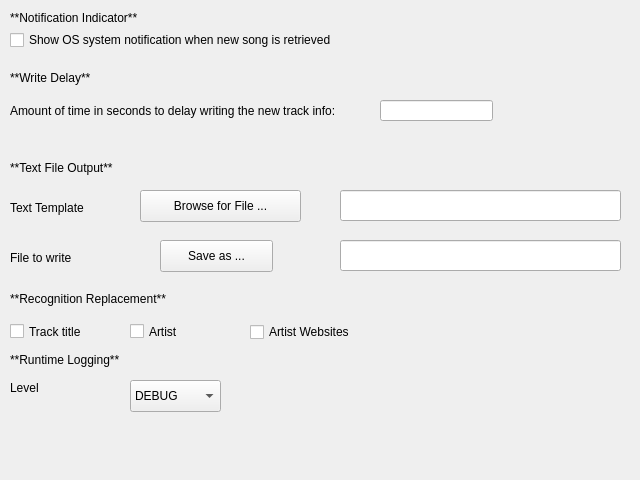
First picture: the form in nowplaying/resources/general_ui.ui, repository e1miran/Now-Playing-Serato, before the edit.
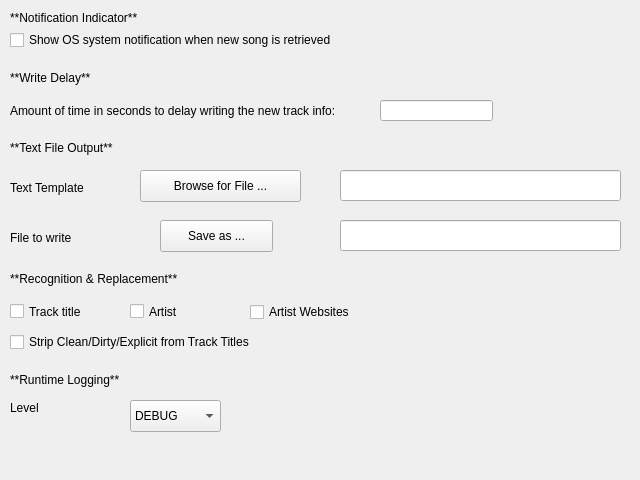
Second picture: the form after the edit.

Diff of the .ui file:
```diff
--- a/nowplaying/resources/general_ui.ui
+++ b/nowplaying/resources/general_ui.ui
@@ -91,7 +91,7 @@
    <property name="geometry">
     <rect>
      <x>10</x>
-     <y>160</y>
+     <y>140</y>
      <width>261</width>
      <height>16</height>
     </rect>
@@ -107,7 +107,7 @@
    <property name="geometry">
     <rect>
      <x>10</x>
-     <y>200</y>
+     <y>180</y>
      <width>111</width>
      <height>16</height>
     </rect>
@@ -120,7 +120,7 @@
    <property name="geometry">
     <rect>
      <x>140</x>
-     <y>190</y>
+     <y>170</y>
      <width>161</width>
      <height>32</height>
     </rect>
@@ -133,7 +133,7 @@
    <property name="geometry">
     <rect>
      <x>160</x>
-     <y>240</y>
+     <y>220</y>
      <width>113</width>
      <height>32</height>
     </rect>
@@ -146,7 +146,7 @@
    <property name="geometry">
     <rect>
      <x>10</x>
-     <y>250</y>
+     <y>230</y>
      <width>111</width>
      <height>16</height>
     </rect>
@@ -159,7 +159,7 @@
    <property name="geometry">
     <rect>
      <x>340</x>
-     <y>190</y>
+     <y>170</y>
      <width>281</width>
      <height>31</height>
     </rect>
@@ -169,7 +169,7 @@
    <property name="geometry">
     <rect>
      <x>340</x>
-     <y>240</y>
+     <y>220</y>
      <width>281</width>
      <height>31</height>
     </rect>
@@ -179,7 +179,7 @@
    <property name="geometry">
     <rect>
      <x>10</x>
-     <y>350</y>
+     <y>370</y>
      <width>141</width>
      <height>20</height>
     </rect>
@@ -195,7 +195,7 @@
    <property name="geometry">
     <rect>
      <x>10</x>
-     <y>380</y>
+     <y>400</y>
      <width>59</width>
      <height>16</height>
     </rect>
@@ -208,7 +208,7 @@
    <property name="geometry">
     <rect>
      <x>130</x>
-     <y>380</y>
+     <y>400</y>
      <width>91</width>
      <height>32</height>
     </rect>
@@ -243,13 +243,13 @@
    <property name="geometry">
     <rect>
      <x>10</x>
-     <y>290</y>
+     <y>270</y>
      <width>201</width>
      <height>17</height>
     </rect>
    </property>
    <property name="text">
-    <string>**Recognition Replacement**</string>
+    <string>**Recognition &amp; Replacement**</string>
    </property>
    <property name="textFormat">
     <enum>Qt::MarkdownText</enum>
@@ -259,7 +259,7 @@
    <property name="geometry">
     <rect>
      <x>10</x>
-     <y>320</y>
+     <y>300</y>
      <width>91</width>
      <height>23</height>
     </rect>
@@ -272,7 +272,7 @@
    <property name="geometry">
     <rect>
      <x>130</x>
-     <y>320</y>
+     <y>300</y>
      <width>71</width>
      <height>23</height>
     </rect>
@@ -285,7 +285,7 @@
    <property name="geometry">
     <rect>
      <x>250</x>
-     <y>320</y>
+     <y>300</y>
      <width>171</width>
      <height>24</height>
     </rect>
@@ -294,6 +294,19 @@
     <string>Artist Websites</string>
    </property>
   </widget>
+  <widget class="QCheckBox" name="stripextras_checkbox">
+   <property name="geometry">
+    <rect>
+     <x>10</x>
+     <y>330</y>
+     <width>271</width>
+     <height>24</height>
+    </rect>
+   </property>
+   <property name="text">
+    <string>Strip Clean/Dirty/Explicit from Track Titles</string>
+   </property>
+  </widget>
  </widget>
  <resources/>
  <connections/>
```
